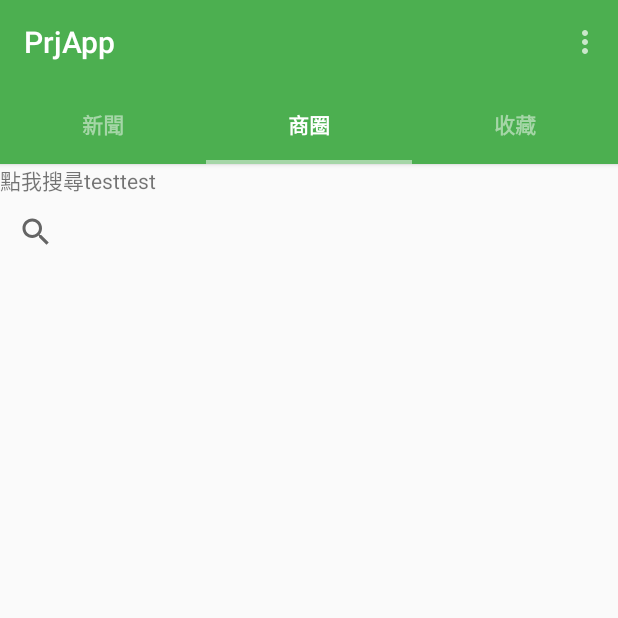
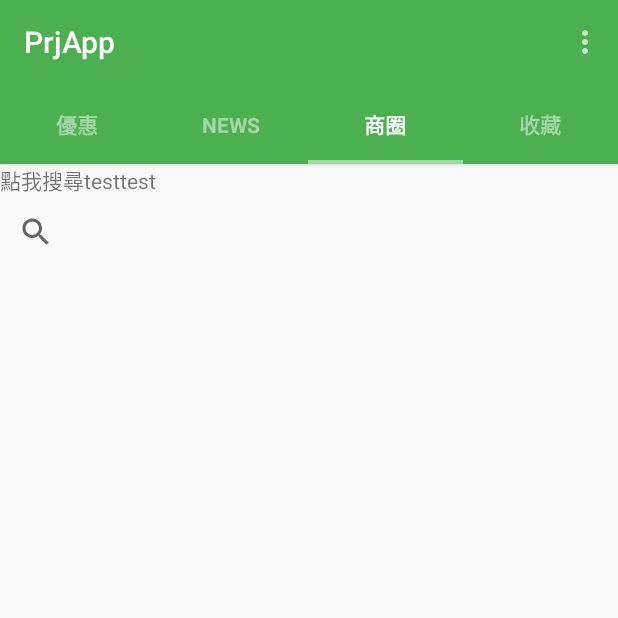
Before and after one commit to langloam/LittleMarketKeeper, an Android app: the screen it shows after launch (MainActivity), after a tap on "商圈", on a phone screen of 412 x 824 dp, the top half of it. Run offline under Robolectric (Android 15) with nearby library versions, the phone set to English and light mode, and no system bars.

Commit message:
Add News Tab, By 柏宇

```diff
--- a/app/src/main/java/samples/exoguru/materialtabs/MainActivity.java
+++ b/app/src/main/java/samples/exoguru/materialtabs/MainActivity.java
@@ -7,9 +7,10 @@ import android.content.Context;
 import android.content.Intent;
 import android.content.pm.PackageManager;
 import android.content.pm.ResolveInfo;
+import android.support.v4.content.ContextCompat;
 import android.support.v4.view.ViewPager;
-import android.support.v7.app.ActionBarActivity;
 import android.os.Bundle;
+import android.support.v7.app.AppCompatActivity;
 import android.support.v7.widget.Toolbar;
 import android.util.Log;
 import android.view.Menu;
@@ -27,7 +28,7 @@ import samples.exoguru.materialtabs.common.view.SlidingTabLayout;
 /**
  * Created by Edwin on 15/02/2015.
  */
-public class MainActivity extends ActionBarActivity {
+public class MainActivity extends AppCompatActivity {
 
     // Declaring Your View and Variables
 
@@ -35,13 +36,16 @@ public class MainActivity extends ActionBarActivity {
     ViewPager pager;
     ViewPagerAdapter adapter;
     SlidingTabLayout tabs;
-    CharSequence Titles[]={"新聞","商圈","收藏"};
+    CharSequence Titles[] = new CharSequence[4];
     int Numboftabs =Titles.length;
 
     @Override
     protected void onCreate(Bundle savedInstanceState) {
         super.onCreate(savedInstanceState);
         setContentView(R.layout.activity_main);
+
+        // Set The Tabs Titles
+        setTabsTitles();
 
 
         // Creating The Toolbar and setting it as the Toolbar for the activity
@@ -67,13 +71,20 @@ public class MainActivity extends ActionBarActivity {
         tabs.setCustomTabColorizer(new SlidingTabLayout.TabColorizer() {
             @Override
             public int getIndicatorColor(int position) {
-                return getResources().getColor(R.color.tabsScrollColor);
+                return ContextCompat.getColor(getApplicationContext(), R.color.tabsScrollColor);
             }
         });
 
         // Setting the ViewPager For the SlidingTabsLayout
         tabs.setViewPager(pager);
 
+    }
+
+    private void setTabsTitles() {
+        Titles[0] = "優惠";
+        Titles[1] = getString(R.string.news_tab_title);
+        Titles[2] = "商圈";
+        Titles[3] = "收藏";
     }
 
 
--- a/app/src/main/java/samples/exoguru/materialtabs/common/Adapter/ViewPagerAdapter.java
+++ b/app/src/main/java/samples/exoguru/materialtabs/common/Adapter/ViewPagerAdapter.java
@@ -9,6 +9,7 @@ import samples.exoguru.materialtabs.common.Tabs.Tab1;
 import samples.exoguru.materialtabs.common.Tabs.Tab2;
 import samples.exoguru.materialtabs.common.Tabs.Tab3;
 import samples.exoguru.materialtabs.common.Tabs.TabMore;
+import samples.exoguru.materialtabs.common.Tabs.TabNews;
 
 public class ViewPagerAdapter extends FragmentStatePagerAdapter {
 
@@ -34,14 +35,14 @@ public class ViewPagerAdapter extends FragmentStatePagerAdapter {
                 Tab1 tab1 = new Tab1();
                 return tab1;
             case 1:
+                TabNews tabNews = new TabNews();
+                return tabNews;
+            case 2:
                 Tab2 tab2 = new Tab2();
                 return tab2;
-            case 2:
+            case 3:
                 Tab3 tab3 = new Tab3();
                 return tab3;
-            case 3:
-                TabMore tabMore = new TabMore();
-                return tabMore;
             default:
                 return null;
         }
--- /dev/null
+++ b/app/src/main/java/samples/exoguru/materialtabs/common/Tabs/TabNews.java
@@ -0,0 +1,26 @@
+package samples.exoguru.materialtabs.common.Tabs;
+
+
+import android.os.Bundle;
+import android.support.v4.app.Fragment;
+import android.view.LayoutInflater;
+import android.view.View;
+import android.view.ViewGroup;
+
+import samples.exoguru.materialtabs.R;
+
+/**
+ * A simple {@link Fragment} subclass.
+ */
+public class TabNews extends Fragment {
+
+
+    @Override
+    public View onCreateView(LayoutInflater inflater, ViewGroup container,
+                             Bundle savedInstanceState) {
+        // Inflate the layout for this fragment
+        return inflater.inflate(R.layout.fragment_tab_news, container, false);
+    }
+
+
+}
--- a/app/src/main/res/layout/tab_business.xml
+++ b/app/src/main/res/layout/tab_business.xml
@@ -17,9 +17,6 @@
 
     </SearchView>
 
-    <ActionMenuView
-        android:layout_width="wrap_content"
-        android:layout_height="wrap_content"></ActionMenuView>
 
 
 </LinearLayout>
--- a/app/src/main/res/values/strings.xml
+++ b/app/src/main/res/values/strings.xml
@@ -7,4 +7,7 @@
     <!--搜尋功能-->
     <string name="app_label">Searchable_Business</string>
     <string name="search_hint">search_hint測試</string>
+
+    <!--新聞標籤-->
+    <string name="news_tab_title">News</string>
 </resources>
```
Also changed, not shown: app/build.gradle (+7 -6 lines), app/src/main/res/layout/fragment_tab_news.xml (added, +13 -0 lines), 2 other files.
